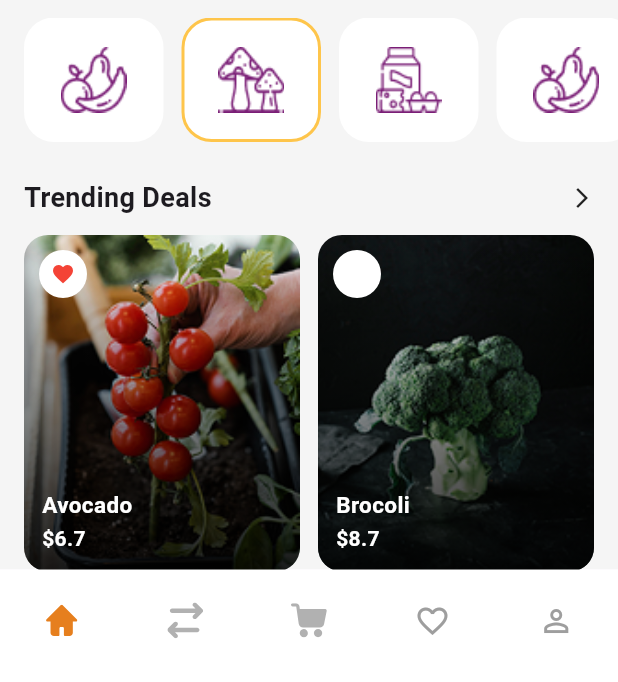
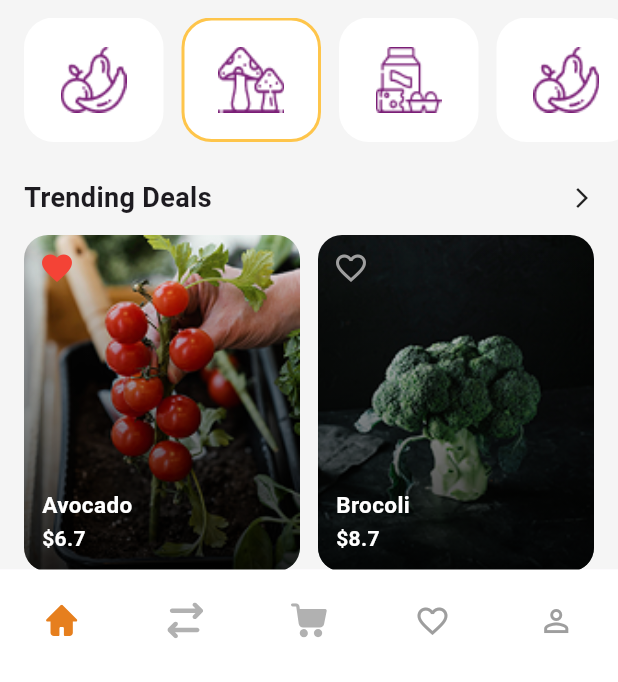
Before and after one commit to nedalAghanem/Fresh-Fruite-Application, a Flutter app: the MainScreen screen opened by its route, on a phone screen of 412 x 824 dp, the part 554-1236 px from its top. Run offline on Flutter 3.47's test engine with Material 3 defaults, Android fonts, the phone set to English and light mode, and no system bars; our stand-ins replace flutter_svg.

Commit message:
edit cat and home

```diff
--- a/lib/bottom_navigation/home_screen.dart
+++ b/lib/bottom_navigation/home_screen.dart
@@ -47,7 +47,7 @@ class HomeScreen extends StatelessWidget {
                           icon: SvgPicture.asset(
                             'assets/images/ic_notification.svg',
                             width: 24,
-                            height: 24,
+                            height:              24,
                             colorFilter: const ColorFilter.mode(
                               Colors.black87,
                               BlendMode.srcIn,
@@ -283,18 +283,10 @@ class HomeScreen extends StatelessWidget {
                         Positioned(
                           top: 10,
                           left: 10,
-                          child: Container(
-                            width: 32,
-                            height: 32,
-                            decoration: const BoxDecoration(
-                              color: Colors.white,
-                              shape: BoxShape.circle,
-                            ),
-                            child: Icon(
-                              isFav ? Icons.favorite : Icons.favorite_border,
-                              size: 16,
-                              color: isFav ? Colors.red : Colors.white,
-                            ),
+                          child: Icon(
+                            isFav ? Icons.favorite : Icons.favorite_border,
+                            size: 24,
+                            color: isFav ? Colors.red : Colors.grey,
                           ),
                         ),
 
```
Also changed, not shown: lib/bottom_navigation/categories_screen.dart (+6 -3 lines).
